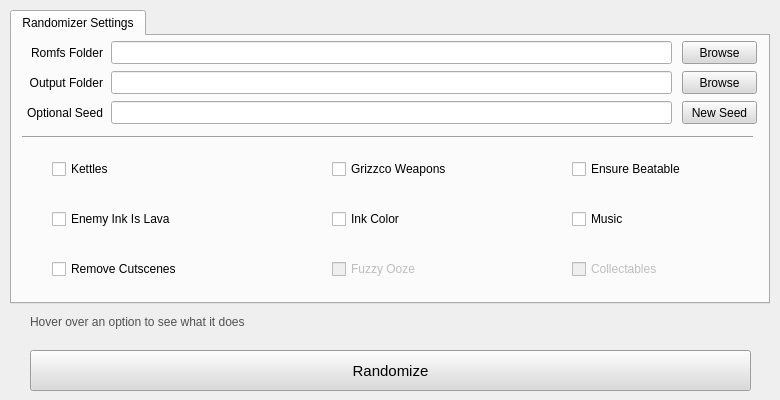
Qt form UI/ui_form.ui (Owen-Splat/Splatoon-3-Randomizer) before a commit.
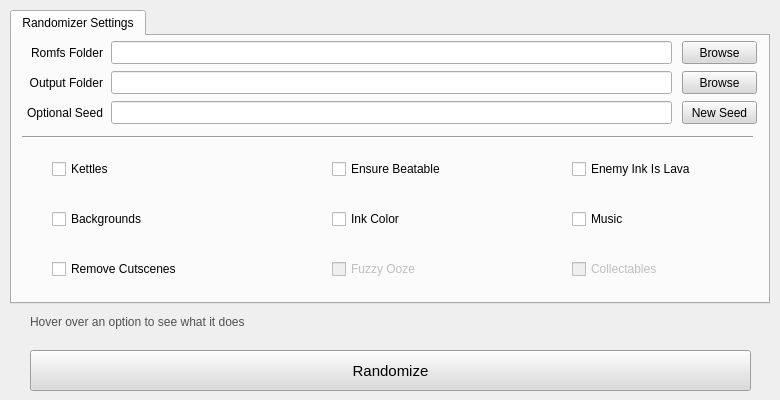
The same form after that commit.

```diff
--- a/UI/ui_form.ui
+++ b/UI/ui_form.ui
@@ -292,7 +292,7 @@
      <widget class="QCheckBox" name="beatableCheck">
       <property name="geometry">
        <rect>
-        <x>560</x>
+        <x>320</x>
         <y>123</y>
         <width>151</width>
         <height>20</height>
@@ -308,8 +308,8 @@
      <widget class="QCheckBox" name="grizzcoCheck">
       <property name="geometry">
        <rect>
-        <x>320</x>
-        <y>123</y>
+        <x>40</x>
+        <y>173</y>
         <width>151</width>
         <height>20</height>
        </rect>
@@ -318,7 +318,7 @@
        <string>Adds the Grizzco weapons into the random weapon selection</string>
       </property>
       <property name="text">
-       <string>Grizzco Weapons</string>
+       <string>Backgrounds</string>
       </property>
      </widget>
      <widget class="QCheckBox" name="inkCheck">
@@ -356,8 +356,8 @@
      <widget class="QCheckBox" name="lavaCheck">
       <property name="geometry">
        <rect>
-        <x>40</x>
-        <y>173</y>
+        <x>560</x>
+        <y>123</y>
         <width>151</width>
         <height>20</height>
        </rect>
```
Left out of the diff: 6 changed lines with no effect on the pictures.
